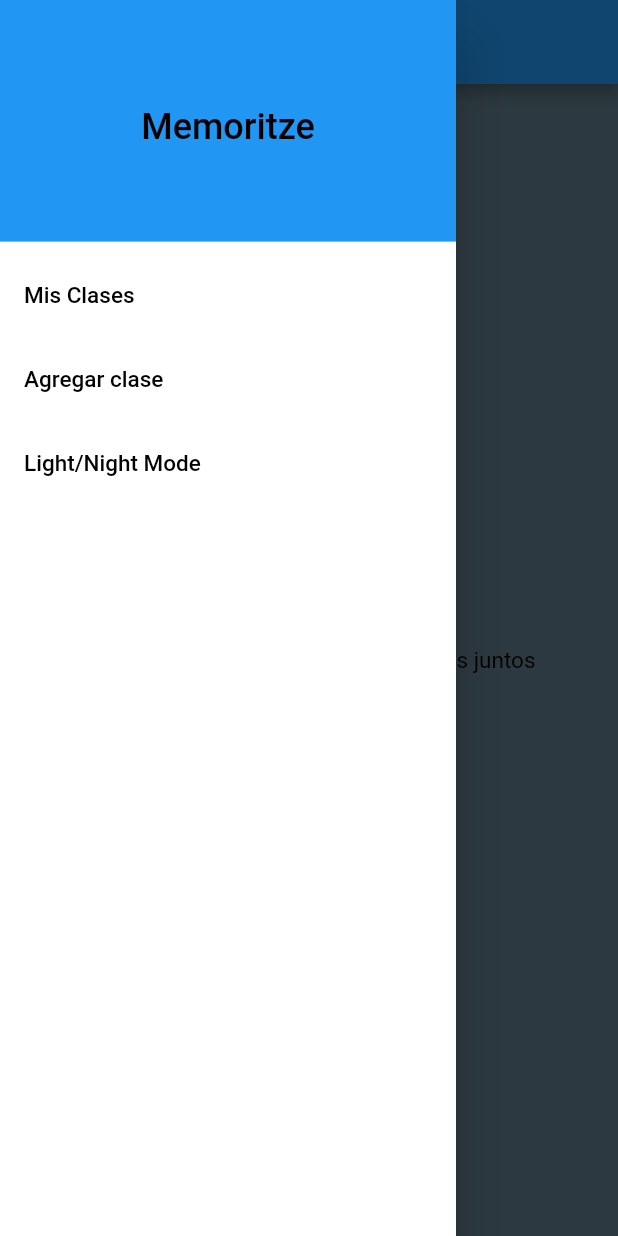
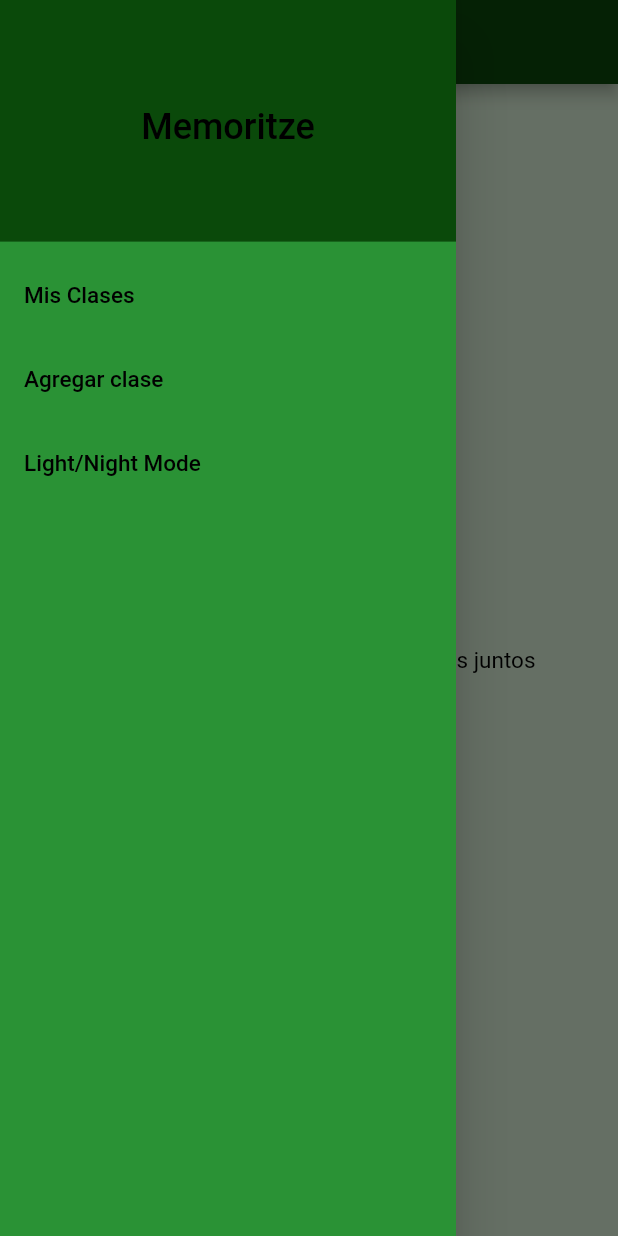
Before and after one commit to SeiGenTa/memoritze, a Flutter app: the screen it shows after launch, with the side drawer open, on a phone screen of 412 x 824 dp. Run offline on Flutter 3.47's test engine with Material 2 defaults, Android fonts, the phone set to English and light mode, and no system bars; our stand-ins replace sqflite, sqflite_common_ffi; accounts and stored records are empty.

Commit message:
se creo una nueva paleta de colores y se comenzo a crear un diseño para la visual de cada una de las clases

```diff
--- a/memoritze/lib/db/dataBase.dart
+++ b/memoritze/lib/db/dataBase.dart
@@ -47,9 +47,9 @@ class MyDataBase {
         await db.execute('''
           CREATE TABLE pregunta (
           ID_subclass INTEGER,
-          PreguntaID INTEGER PRIMARY KEY AUTOINCREMENT,
           Pregunta TEXT,
-          Descripcion TEXT,
+          nameIMG TEXT,
+          respuesta TEXT,
           FOREIGN KEY (ID_subclass) REFERENCES materia(ID_subclass)
           );
           ''');
--- a/memoritze/lib/main.dart
+++ b/memoritze/lib/main.dart
@@ -19,6 +19,7 @@ class MainApp extends StatelessWidget {
 
   @override
   Widget build(BuildContext context) {
-    return const MyClasses();
+    // ignore: prefer_const_constructors
+    return MyClasses();
   }
 }
--- a/memoritze/lib/setting.dart
+++ b/memoritze/lib/setting.dart
@@ -12,8 +12,8 @@ class Setting {
   Setting._internal();
 
   static const List<Color> _backGroundColor = [
-    Colors.blueGrey,
-    Color.fromARGB(255, 53, 53, 53),
+    Color.fromRGBO(220, 241, 217, 1),
+    Color.fromRGBO(26, 26, 53, 26),
   ];
 
   static const List<Color> _colorsText = [
@@ -22,13 +22,13 @@ class Setting {
   ];
 
   static const List<Color> _colorsDrawer = [
-    Colors.blue,
-    Color.fromARGB(255, 61, 61, 61),
+    Color.fromRGBO(10, 73, 10, 1),
+    Color.fromRGBO(0, 0, 0, 1),
   ];
 
   static const List<Color> _colorsDrawerSecondary = [
-    Colors.white,
-    Color.fromARGB(255, 83, 83, 83),
+    Color.fromRGBO(42, 146, 53, 1),
+    Color.fromRGBO(73, 150, 70, 1),
   ];
 
   Color getColorText() {
```
Also changed, not shown: memoritze/lib/Pages/myClases.dart (+24 -16 lines), memoritze/lib/Pages/seeClass.dart (added, +64 -0 lines), 19 other files.
